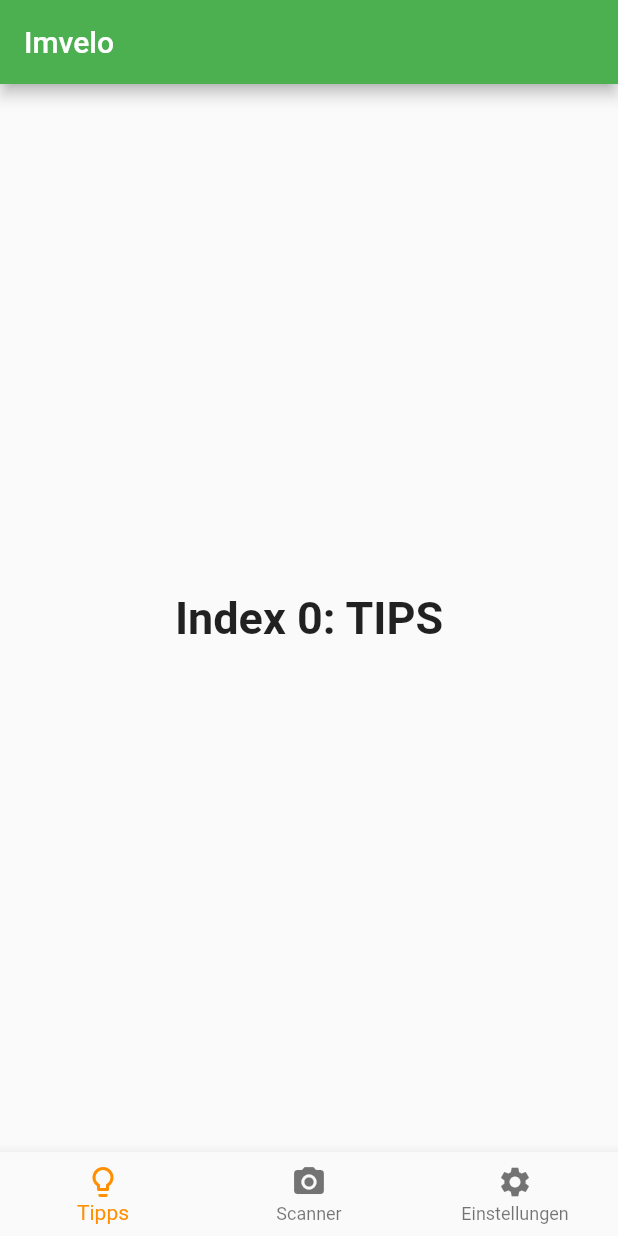
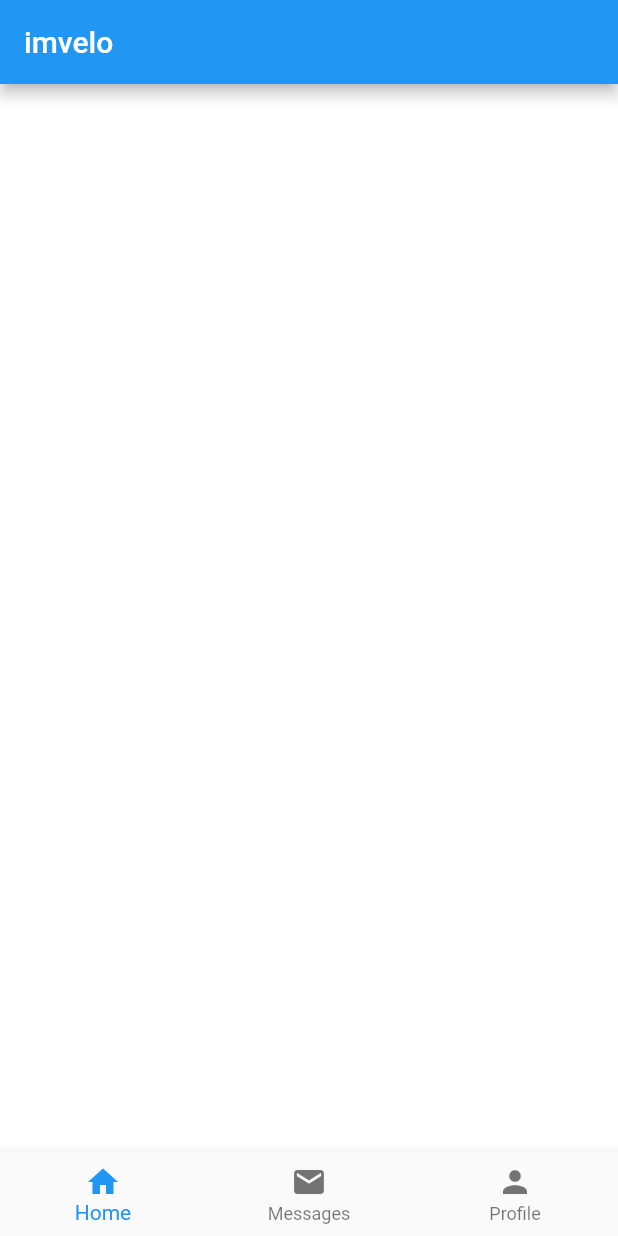
Before and after one commit to Paul595/imvelo, a Flutter app: the screen it shows after launch, on a phone screen of 412 x 824 dp. Run offline on Flutter 3.47's test engine with Material 2 defaults, Android fonts, the phone set to English and light mode, and no system bars.

Commit message:
bottom-drawer-COlORS

```diff
--- /dev/null
+++ b/imvelo_flutter/imvelo_flutter/lib/home_widget.dart
@@ -0,0 +1,52 @@
+import 'package:flutter/material.dart';
+import 'placeholder_widget.dart';
+
+class Home extends StatefulWidget {
+  @override
+  State<StatefulWidget> createState() {
+    return _HomeState();
+  }
+}
+
+class _HomeState extends State<Home> {
+  int _currentIndex = 0;
+  final List<Widget> _children = [
+    PlaceholderWidget(Colors.white),
+    PlaceholderWidget(Colors.deepOrange),
+    PlaceholderWidget(Colors.green)
+  ];
+
+  @override
+  Widget build(BuildContext context) {
+    return Scaffold(
+      appBar: AppBar(
+        title: Text('imvelo'),
+      ),
+      body: _children[_currentIndex],
+      bottomNavigationBar: BottomNavigationBar(
+        onTap: onTabTapped,
+        currentIndex: _currentIndex,
+        items: [
+          BottomNavigationBarItem(
+            icon: Icon(Icons.home),
+            title: Text('Home'),
+          ),
+          BottomNavigationBarItem(
+            icon: Icon(Icons.mail),
+            title: Text('Messages'),
+          ),
+          BottomNavigationBarItem(
+            icon: Icon(Icons.person),
+            title: Text('Profile')
+          )
+        ],
+      ),
+    );
+  }
+
+  void onTabTapped(int index) {
+    setState(() {
+      _currentIndex = index;
+    });
+  }
+}
--- a/imvelo_flutter/imvelo_flutter/lib/main.dart
+++ b/imvelo_flutter/imvelo_flutter/lib/main.dart
@@ -1,207 +1,14 @@
 import 'package:flutter/material.dart';
+import 'home_widget.dart';
 
-void main() => runApp(MyApp());
+void main() => runApp(App());
 
-class MyApp extends StatelessWidget {
-  // This widget is the root of your application.
+class App extends StatelessWidget {
   @override
-  Widget build(BuildContext context) {
+   Widget build(BuildContext context) {
     return MaterialApp(
-      title: 'ImveloHome',
-      theme: ThemeData(
-        primarySwatch: Colors.green,
-      ),
-      home: MyStatefulWidget(),
-
-
+      title: 'My Flutter App',
+      home: Home(),
     );
   }
 }
-
-class MyHomePage extends StatefulWidget {
-  MyHomePage({Key key, this.title}) : super(key: key);
-
-  // This widget is the home page of your application. It is stateful, meaning
-  // that it has a State object (defined below) that contains fields that affect
-  // how it looks.
-
-  // This class is the configuration for the state. It holds the values (in this
-  // case the title) provided by the parent (in this case the App widget) and
-  // used by the build method of the State. Fields in a Widget subclass are
-  // always marked "final".
-
-  final String title;
-
-  @override
-  _MyHomePageState createState() => _MyHomePageState();
-}
-
-class _MyHomePageState extends State<MyHomePage> {
-  String _tipOfTheDay = "Nutzen sie wiederverwendbare Verpackungen";
-
-  void _incrementCounter() {
-    setState(() {
-
-
-    });
-  }
-
-  @override
-  Widget build(BuildContext context) {
-    // This method is rerun every time setState is called, for instance as done
-    // by the _incrementCounter method above.
-    //
-    // The Flutter framework has been optimized to make rerunning build methods
-    // fast, so that you can just rebuild anything that needs updating rather
-    // than having to individually change instances of widgets.
-    return Scaffold(
-      appBar: AppBar(
-        // Here we take the value from the MyHomePage object that was created by
-        // the App.build method, and use it to set our appbar title.
-        title: Text(widget.title),
-      ),
-      body: Center(
-        // Center is a layout widget. It takes a single child and positions it
-        // in the middle of the parent.
-        child: Column(
-          // Column is also a layout widget. It takes a list of children and
-          // arranges them vertically. By default, it sizes itself to fit its
-          // children horizontally, and tries to be as tall as its parent.
-          //
-          // Invoke "debug painting" (press "p" in the console, choose the
-          // "Toggle Debug Paint" action from the Flutter Inspector in Android
-          // Studio, or the "Toggle Debug Paint" command in Visual Studio Code)
-          // to see the wireframe for each widget.
-          //
-          // Column has various properties to control how it sizes itself and
-          // how it positions its children. Here we use mainAxisAlignment to
-          // center the children vertically; the main axis here is the vertical
-          // axis because Columns are vertical (the cross axis would be
-          // horizontal).
-          mainAxisAlignment: MainAxisAlignment.start,
-          children: <Widget>[
-            Text(
-              'Tipp des Tages:',
-              style: TextStyle(fontSize: 50)
-            ),
-            Text(
-              '$_tipOfTheDay',
-              style: Theme.of(context).textTheme.display1,
-              textAlign: TextAlign.center,
-            ),
-
-
-
-          ],
-        ),
-      ),
-      drawer: Drawer(
-        // Add a ListView to the drawer. This ensures the user can scroll
-        // through the options in the drawer if there isn't enough vertical
-        // space to fit everything.
-        child: ListView(
-          // Important: Remove any padding from the ListView.
-          padding: EdgeInsets.zero,
-          children: <Widget>[
-            DrawerHeader(
-              child: Text('Drawer Header'),
-              decoration: BoxDecoration(
-                color: Colors.blue,
-              ),
-            ),
-            ListTile(
-              title: Text('Item 1'),
-              onTap: () {
-                // Update the state of the app
-                // ...
-                // Then close the drawer
-                Navigator.pop(context);
-              },
-            ),
-            ListTile(
-              title: Text('Item 2'),
-              onTap: () {
-                // Update the state of the app
-                // ...
-                // Then close the drawer
-                Navigator.pop(context);
-              },
-            ),
-          ],
-        ),
-      ),
-      floatingActionButton: FloatingActionButton(
-        onPressed: _incrementCounter,
-        tooltip: 'Increment',
-        child: Icon(Icons.add),
-      ), // This trailing comma makes auto-formatting nicer for build methods.
-
-
-
-    );
-  }
-}
-
-class MyStatefulWidget extends StatefulWidget {
-  MyStatefulWidget({Key key}) : super(key: key);
-
-  @override
-  _MyStatefulWidgetState createState() => _MyStatefulWidgetState();
-}
-
-class _MyStatefulWidgetState extends State<MyStatefulWidget> {
-  int _selectedIndex = 0;
-  static const TextStyle optionStyle =
-      TextStyle(fontSize: 30, fontWeight: FontWeight.bold);
-  static const List<Widget> _widgetOptions = <Widget>[
-    Text(
-      'Index 0: TIPS',
-      style: optionStyle,
-    ),
-    Text(
-      'Index 1: Barcode Scanner',
-      style: optionStyle,
-    ),
-    Text(
-      'Index 3: Einstellungen',
-      style: optionStyle,
-    ),
-  ];
-
-  void _onItemTapped(int index) {
-    setState(() {
-      _selectedIndex = index;
-    });
-  }
-
-  @override
-  Widget build(BuildContext context) {
-    return Scaffold(
-      appBar: AppBar(
-        title: const Text('Imvelo'),
-      ),
-      body: Center(
-        child: _widgetOptions.elementAt(_selectedIndex),
-      ),
-      bottomNavigationBar: BottomNavigationBar(
-        items: const <BottomNavigationBarItem>[
-          BottomNavigationBarItem(
-            icon: Icon(Icons.lightbulb_outline),
-            title: Text('Tipps'),
-          ),
-          BottomNavigationBarItem(
-            icon: Icon(Icons.camera_alt),
-            title: Text('Scanner'),
-          ),
-          BottomNavigationBarItem(
-            icon: Icon(Icons.settings),
-            title: Text('Einstellungen'),
-          ),
-        ],
-        currentIndex: _selectedIndex,
-        selectedItemColor: Colors.amber[800],
-        onTap: _onItemTapped,
-      ),
-    );
-  }
-}
--- /dev/null
+++ b/imvelo_flutter/imvelo_flutter/lib/placeholder_widget.dart
@@ -0,0 +1,14 @@
+import 'package:flutter/material.dart';
+
+class PlaceholderWidget extends StatelessWidget {
+  final Color color;
+
+  PlaceholderWidget(this.color);
+
+  @override
+  Widget build(BuildContext context) {
+    return Container(
+      color: color,
+    );
+  }
+}
```
Also changed, not shown: 1 other file.
